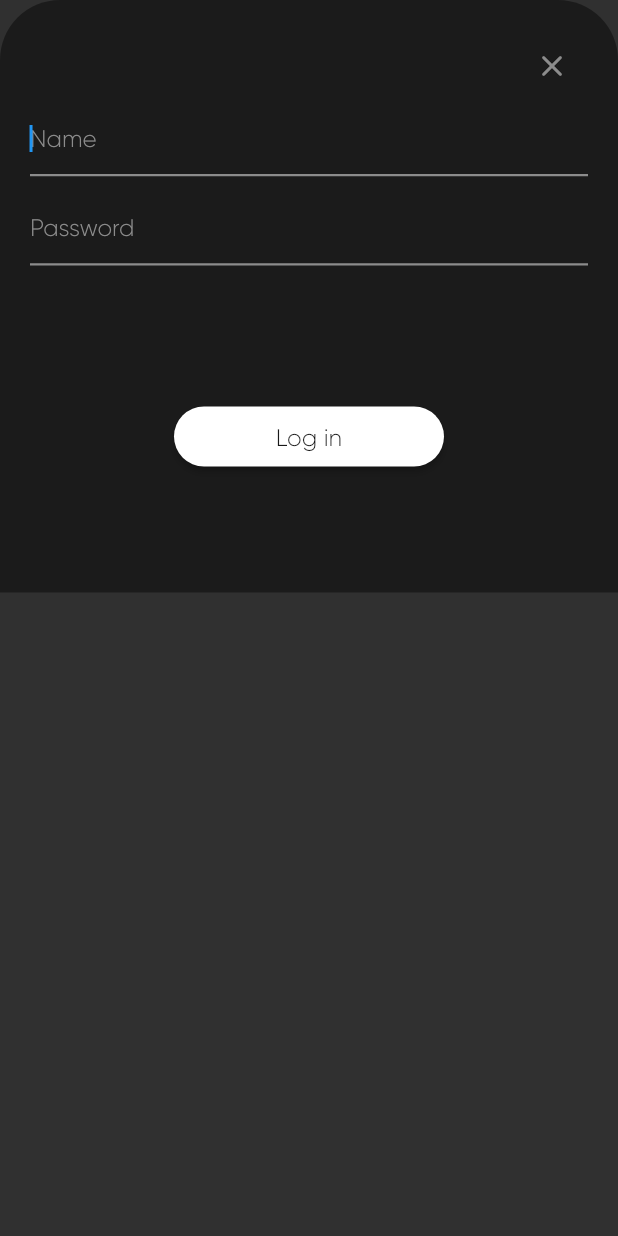
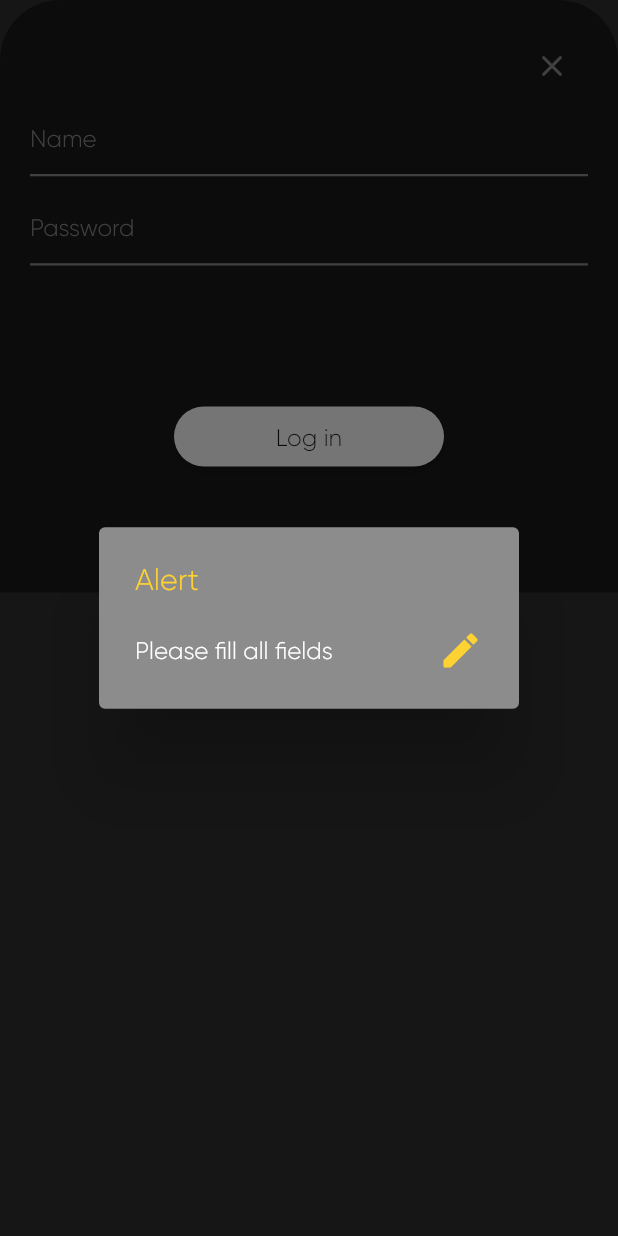
Before and after one commit to HajdukSanchez/movie_app_leal, a Flutter app: the _LoginForm widget shown alone on an empty page, opened directly with empty values, after a tap on "Log in", on a phone screen of 412 x 824 dp. Run offline on Flutter 3.47's test engine with Material 2 defaults, Android fonts, the phone set to English and light mode, and no system bars; our stand-ins replace bloc, carousel_slider, dartz, equatable, flutter_bloc, get_it and 1 more; accounts and stored records are empty; network calls fail.

Commit message:
💄 [ADD] Alert message information

```diff
--- /dev/null
+++ b/lib/core/util/dialog_messages.dart
@@ -0,0 +1,72 @@
+import 'dart:io';
+
+import 'package:flutter/cupertino.dart';
+import 'package:flutter/material.dart';
+
+import 'package:movies_app_leal/core/theme/theme_data.dart';
+
+/// This function help us to show alters dialogs.
+///
+/// Dialog will show depends on the platform.
+void showDialogMessage(
+  BuildContext context,
+  String title, {
+  String message = "",
+  IconData icon = Icons.do_disturb_alt_rounded,
+}) {
+  if (Platform.isAndroid) {
+    showDialog(
+      context: context,
+      builder: (_) => AlertDialog(
+        title: Text(
+          title,
+          style: const TextStyle(color: yellow),
+        ),
+        content: Row(
+          mainAxisAlignment: MainAxisAlignment.spaceBetween,
+          crossAxisAlignment: CrossAxisAlignment.center,
+          children: [
+            Text(
+              message,
+              style: const TextStyle(color: white),
+            ),
+            Icon(
+              icon,
+              color: yellow,
+              size: 30,
+            )
+          ],
+        ),
+        backgroundColor: grey,
+      ),
+      barrierDismissible: true,
+    );
+  } else if (Platform.isIOS) {
+    showCupertinoDialog(
+      context: context,
+      builder: (_) => AlertDialog(
+        title: Text(
+          title,
+          style: const TextStyle(color: yellow, fontWeight: FontWeight.bold),
+        ),
+        content: Row(
+          mainAxisAlignment: MainAxisAlignment.spaceBetween,
+          crossAxisAlignment: CrossAxisAlignment.center,
+          children: [
+            Text(
+              message,
+              style: const TextStyle(color: white),
+            ),
+            Icon(
+              icon,
+              color: yellow,
+              size: 30,
+            )
+          ],
+        ),
+        backgroundColor: grey,
+      ),
+      barrierDismissible: true,
+    );
+  }
+}
--- a/lib/features/auth/presentation/pages/loading_page.dart
+++ b/lib/features/auth/presentation/pages/loading_page.dart
@@ -1,6 +1,7 @@
 import 'package:flutter/material.dart';
 import 'package:flutter_bloc/flutter_bloc.dart';
 
+import 'package:movies_app_leal/core/util/dialog_messages.dart';
 import 'package:movies_app_leal/features/auth/presentation/bloc/auth_bloc/auth_bloc.dart';
 import 'package:movies_app_leal/features/auth/presentation/pages/welcome_page.dart';
 import 'package:movies_app_leal/features/tv_show/presentation/pages/navigator_page.dart';
@@ -17,8 +18,10 @@ class LoadingPage extends StatelessWidget {
       body: BlocBuilder<AuthBloc, AuthState>(
         bloc: authBloc,
         builder: (context, state) {
-          if (state.runtimeType is AuthErrorState) {
-            // TODO: add error dialog
+          if (state is AuthErrorState) {
+            Future.delayed(Duration.zero, () async {
+              showDialogMessage(context, "Error", message: state.message ?? "");
+            });
           }
 
           switch (state.runtimeType) {
--- a/lib/features/auth/presentation/pages/welcome_page.dart
+++ b/lib/features/auth/presentation/pages/welcome_page.dart
@@ -2,6 +2,7 @@ import 'package:flutter/material.dart';
 import 'package:flutter_bloc/flutter_bloc.dart';
 
 import 'package:movies_app_leal/core/theme/theme_data.dart';
+import 'package:movies_app_leal/core/util/dialog_messages.dart';
 import 'package:movies_app_leal/core/widgets/movies_action_button.dart';
 import 'package:movies_app_leal/core/widgets/movies_button.dart';
 import 'package:movies_app_leal/core/widgets/movies_text_field.dart';
@@ -123,8 +124,17 @@ class _LoginForm extends StatelessWidget {
     final TextEditingController passwordController = TextEditingController();
 
     void _onLogin() {
-      final authData = AuthModel(name: nameController.text, password: passwordController.text);
-      BlocProvider.of<AuthBloc>(context).add(AuthLoginEvent(auth: authData));
+      if (nameController.text.isEmpty || passwordController.text.isEmpty) {
+        showDialogMessage(
+          context,
+          "Alert",
+          message: "Please fill all fields",
+          icon: Icons.edit_rounded,
+        );
+      } else {
+        final authData = AuthModel(name: nameController.text, password: passwordController.text);
+        BlocProvider.of<AuthBloc>(context).add(AuthLoginEvent(auth: authData));
+      }
     }
 
     return SingleChildScrollView(
```
